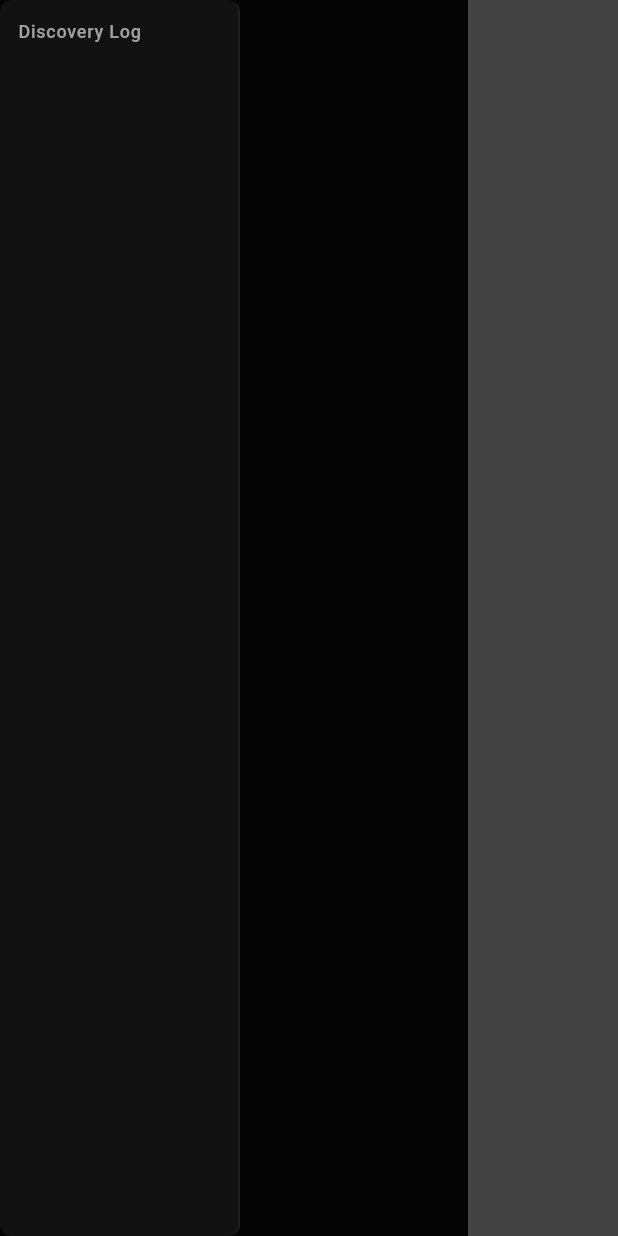
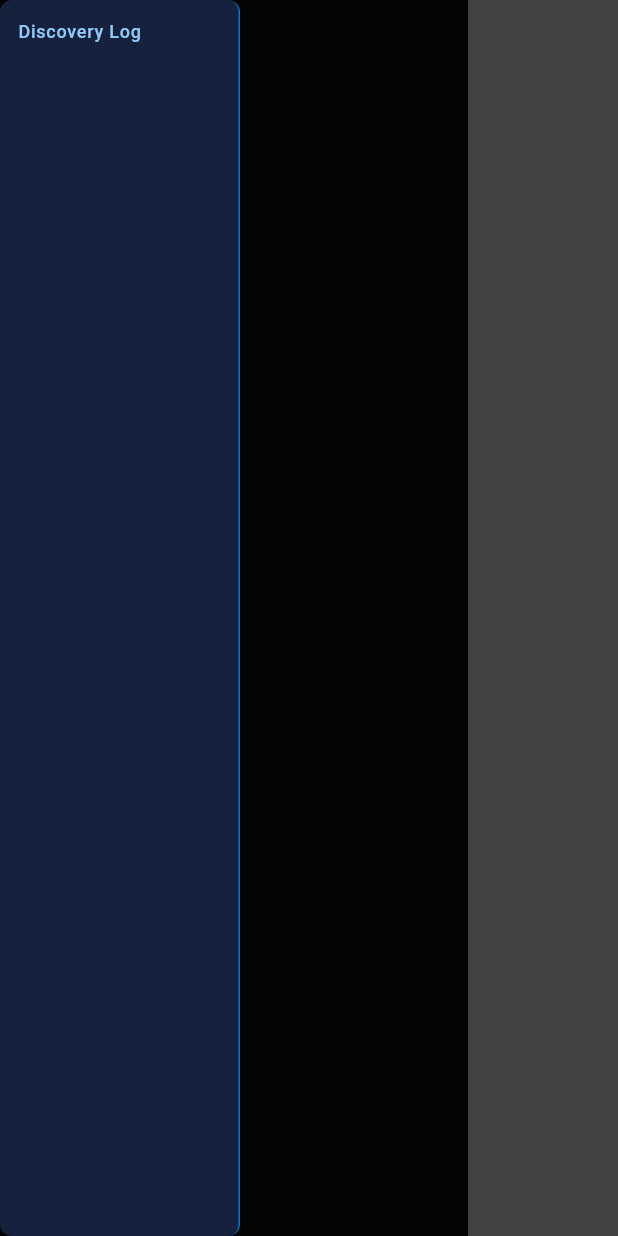
Before and after one commit to schnnjuan/InfinityLab, a Flutter app: the screen it shows after launch, on a phone screen of 412 x 824 dp. Run offline on Flutter 3.47's test engine with Material 3 defaults, Android fonts, the light colour scheme and no system bars; our stand-ins replace audioplayers.

Commit message:
style: Adjust AppColors and AppTextStyles for new UI

```diff
--- a/lib/ui/theme.dart
+++ b/lib/ui/theme.dart
@@ -2,19 +2,19 @@ import 'package:flutter/material.dart';
 
 // Define AppColors based on the provided HTML/CSS
 class AppColors {
-  static const Color background = Color(0xFF0d0d0d);
-  static const Color panelBackground = Color(0xFF121212);
-  static const Color inventoryBackground = Color(0xFF151515);
-  static const Color fusionAreaBackground = Color(0xFF1a1a1a);
-  static const Color inventoryItemBg = Color(0xFF1a1a1a);
+  static const Color background = Color(0xFF1A1A2E); // Darker background
+  static const Color panelBackground = Color(0xFF16213E); // Darker panel
+  static const Color inventoryBackground = Color(0xFF0F3460); // Darker inventory
+  static const Color fusionAreaBackground = Color(0xFF0A1128); // Even darker for fusion area
+  static const Color inventoryItemBg = Color(0xFF0A1128);
 
-  static const Color borderColor = Color(0xFF222222);
-  static const Color fusionAreaBorder = Color(0xFF333333);
+  static const Color borderColor = Color(0xFF007ACC); // Blueish border
+  static const Color fusionAreaBorder = Color(0xFF007ACC);
 
-  static const Color primaryText = Color(0xFFf0f0f0);
-  static const Color secondaryText = Color(0xFF888888); // For Fusion Area text
-  static const Color gray400 = Color(0xFFA3A3A3); // For uppercase titles
-  static const Color gray500 = Color(0xFF737373); // For info text
+  static const Color primaryText = Color(0xFFE0E0E0); // Lighter text
+  static const Color secondaryText = Color(0xFFB0B0B0); // Lighter secondary text
+  static const Color gray400 = Color(0xFF90CAF9); // Blueish gray
+  static const Color gray500 = Color(0xFF64B5F6); // Lighter blue
 }
 
 // Define AppTextStyles based on the provided HTML/CSS
```
